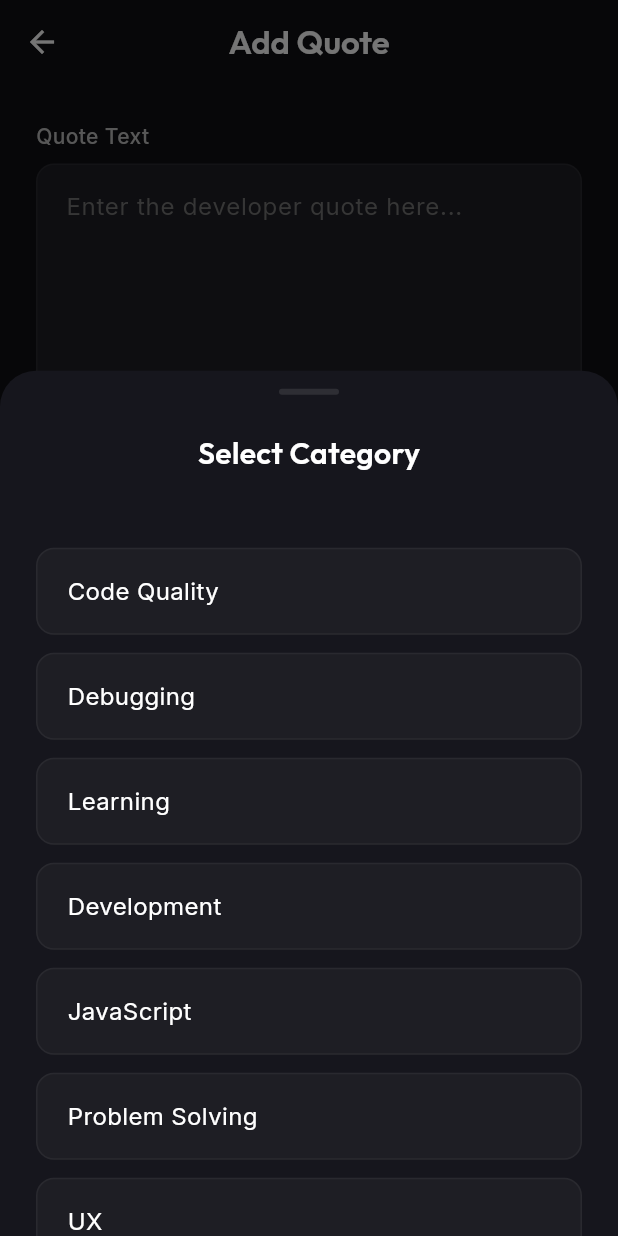
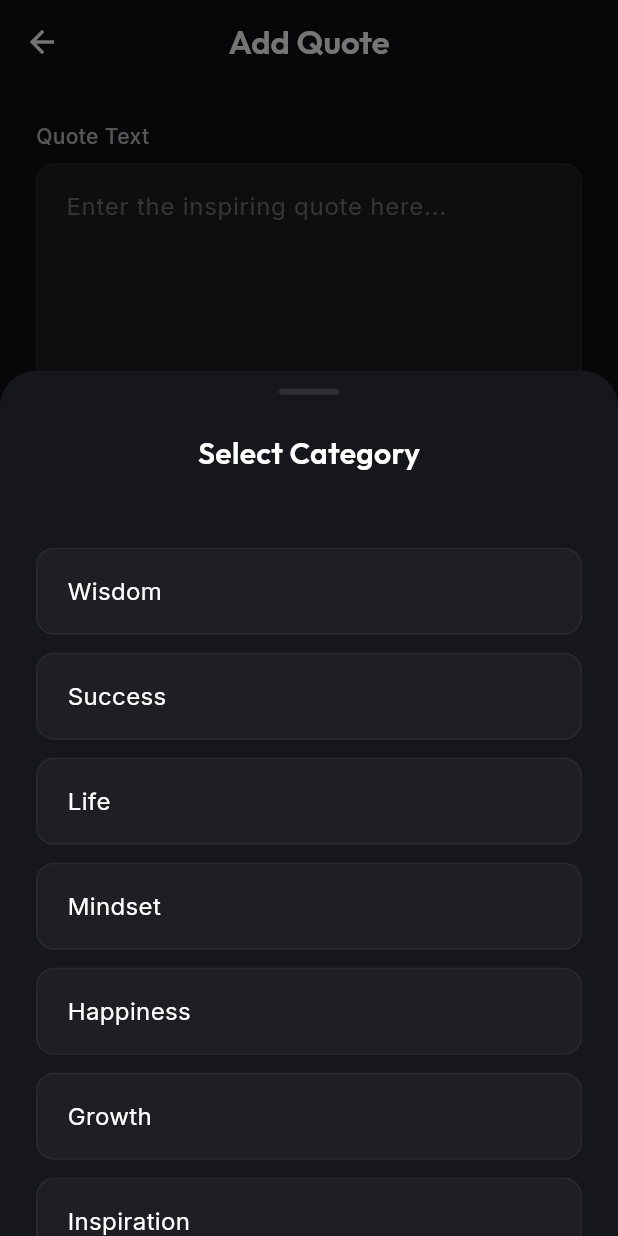
Before and after one commit to devaxissolutions/P11667, a Flutter app: the AddQuoteScreen screen opened by its route, after a tap on "Select Category", on a phone screen of 412 x 824 dp. Run offline on Flutter 3.47's test engine with Material 3 defaults, Android fonts, the phone set to English and light mode, and no system bars; our stand-ins replace cloud_firestore, connectivity_plus, dio, equatable, firebase_auth, firebase_core and 13 more; missing offline and left inert: firebase_performance; accounts and stored records are empty; network calls fail.

Commit message:
feat: broaden app appeal with universal quote categories and branding consistency (v1.2.0)

```diff
--- a/lib/core/utils/seed_data.dart
+++ b/lib/core/utils/seed_data.dart
@@ -9,14 +9,14 @@ Future<void> seedQuotes() async {
       'quoteText':
           'Code is like humor. When you have to explain it, it\'s bad.',
       'author': 'Cory House',
-      'category': 'Code Quality',
+      'category': 'Wisdom',
       'userId': 'system',
       'timestamp': FieldValue.serverTimestamp(),
     },
     {
       'quoteText': 'First, solve the problem. Then, write the code.',
       'author': 'John Johnson',
-      'category': 'Problem Solving',
+      'category': 'Productivity',
       'userId': 'system',
       'timestamp': FieldValue.serverTimestamp(),
     },
@@ -24,14 +24,14 @@ Future<void> seedQuotes() async {
       'quoteText':
           'Any fool can write code that a computer can understand. Good programmers write code that humans can understand.',
       'author': 'Martin Fowler',
-      'category': 'Code Quality',
+      'category': 'Wisdom',
       'userId': 'system',
       'timestamp': FieldValue.serverTimestamp(),
     },
     {
       'quoteText': 'The best error message is the one that never shows up.',
       'author': 'Thomas Fuchs',
-      'category': 'UX',
+      'category': 'Productivity',
       'userId': 'system',
       'timestamp': FieldValue.serverTimestamp(),
     },
@@ -39,14 +39,14 @@ Future<void> seedQuotes() async {
       'quoteText':
           'Walking on water and developing software from a specification are easy if both are frozen.',
       'author': 'Edward V. Berard',
-      'category': 'Development',
+      'category': 'Mindset',
       'userId': 'system',
       'timestamp': FieldValue.serverTimestamp(),
     },
     {
       'quoteText': 'It\'s not a bug - it\'s an undocumented feature.',
       'author': 'Anonymous',
-      'category': 'Debugging',
+      'category': 'Productivity',
       'userId': 'system',
       'timestamp': FieldValue.serverTimestamp(),
     },
@@ -54,7 +54,7 @@ Future<void> seedQuotes() async {
       'quoteText':
           'Programming isn\'t about what you know; it\'s about what you can figure out.',
       'author': 'Chris Pine',
-      'category': 'Learning',
+      'category': 'Growth',
       'userId': 'system',
       'timestamp': FieldValue.serverTimestamp(),
     },
@@ -62,21 +62,21 @@ Future<void> seedQuotes() async {
       'quoteText':
           'The only way to learn a new programming language is by writing programs in it.',
       'author': 'Dennis Ritchie',
-      'category': 'Learning',
+      'category': 'Growth',
       'userId': 'system',
       'timestamp': FieldValue.serverTimestamp(),
     },
     {
       'quoteText': 'Simplicity is the soul of efficiency.',
       'author': 'Austin Freeman',
-      'category': 'Code Quality',
+      'category': 'Wisdom',
       'userId': 'system',
       'timestamp': FieldValue.serverTimestamp(),
     },
     {
       'quoteText': 'Make it work, make it right, make it fast.',
       'author': 'Kent Beck',
-      'category': 'Development',
+      'category': 'Mindset',
       'userId': 'system',
       'timestamp': FieldValue.serverTimestamp(),
     },
@@ -92,7 +92,7 @@ Future<void> seedQuotes() async {
       'quoteText':
           'Debugging is twice as hard as writing the code in the first place.',
       'author': 'Brian Kernighan',
-      'category': 'Debugging',
+      'category': 'Wisdom',
       'userId': 'system',
       'timestamp': FieldValue.serverTimestamp(),
     },
@@ -100,14 +100,14 @@ Future<void> seedQuotes() async {
       'quoteText':
           'The most disastrous thing that you can ever learn is your first programming language.',
       'author': 'Alan Kay',
-      'category': 'Learning',
+      'category': 'Growth',
       'userId': 'system',
       'timestamp': FieldValue.serverTimestamp(),
     },
     {
       'quoteText': 'Deleted code is debugged code.',
       'author': 'Jeff Sickel',
-      'category': 'Code Quality',
+      'category': 'Wisdom',
       'userId': 'system',
       'timestamp': FieldValue.serverTimestamp(),
     },
@@ -115,21 +115,21 @@ Future<void> seedQuotes() async {
       'quoteText':
           'There are two ways to write error-free programs; only the third one works.',
       'author': 'Alan J. Perlis',
-      'category': 'Debugging',
+      'category': 'Mindset',
       'userId': 'system',
       'timestamp': FieldValue.serverTimestamp(),
     },
     {
       'quoteText': 'Talk is cheap. Show me the code.',
       'author': 'Linus Torvalds',
-      'category': 'Development',
+      'category': 'Mindset',
       'userId': 'system',
       'timestamp': FieldValue.serverTimestamp(),
     },
     {
       'quoteText': 'Experience is the name everyone gives to their mistakes.',
       'author': 'Oscar Wilde',
-      'category': 'Learning',
+      'category': 'Growth',
       'userId': 'system',
       'timestamp': FieldValue.serverTimestamp(),
     },
@@ -137,14 +137,14 @@ Future<void> seedQuotes() async {
       'quoteText':
           'In order to be irreplaceable, one must always be different.',
       'author': 'Coco Chanel',
-      'category': 'Innovation',
+      'category': 'Inspiration',
       'userId': 'system',
       'timestamp': FieldValue.serverTimestamp(),
     },
     {
       'quoteText': 'Java is to JavaScript what car is to carpet.',
       'author': 'Chris Heilmann',
-      'category': 'JavaScript',
+      'category': 'Success',
       'userId': 'system',
       'timestamp': FieldValue.serverTimestamp(),
     },
@@ -152,7 +152,7 @@ Future<void> seedQuotes() async {
       'quoteText':
           'Software is a great combination between artistry and engineering.',
       'author': 'Bill Gates',
-      'category': 'Development',
+      'category': 'Mindset',
       'userId': 'system',
       'timestamp': FieldValue.serverTimestamp(),
     },
@@ -173,15 +173,25 @@ Future<void> seedQuotes() async {
 Future<void> seedCategories() async {
   final firestore = FirebaseFirestore.instance;
 
+  // Clear existing categories first to ensure we have the new ones
+  final existing = await firestore.collection('categories').get();
+  if (existing.docs.isNotEmpty) {
+    final deleteBatch = firestore.batch();
+    for (var doc in existing.docs) {
+      deleteBatch.delete(doc.reference);
+    }
+    await deleteBatch.commit();
+  }
+
   final categories = [
-    {'name': 'Code Quality', 'icon': 'code', 'color': '8B5CF6'},
-    {'name': 'Debugging', 'icon': 'bug_report', 'color': 'EF4444'},
-    {'name': 'Learning', 'icon': 'school', 'color': '3B82F6'},
-    {'name': 'Development', 'icon': 'construction', 'color': 'F59E0B'},
-    {'name': 'JavaScript', 'icon': 'javascript', 'color': 'F7DF1E'},
-    {'name': 'Problem Solving', 'icon': 'psychology', 'color': '10B981'},
-    {'name': 'UX', 'icon': 'design_services', 'color': 'EC4899'},
-    {'name': 'Innovation', 'icon': 'lightbulb', 'color': 'FBBF24'},
+    {'name': 'Wisdom', 'icon': 'psychology', 'color': '8B5CF6'},
+    {'name': 'Success', 'icon': 'trending_up', 'color': 'EF4444'},
+    {'name': 'Life', 'icon': 'favorite', 'color': '3B82F6'},
+    {'name': 'Mindset', 'icon': 'lightbulb', 'color': 'F59E0B'},
+    {'name': 'Happiness', 'icon': 'sentiment_very_satisfied', 'color': 'F7DF1E'},
+    {'name': 'Growth', 'icon': 'auto_graph', 'color': '10B981'},
+    {'name': 'Inspiration', 'icon': 'auto_awesome', 'color': 'EC4899'},
+    {'name': 'Productivity', 'icon': 'shutter_speed', 'color': 'FBBF24'},
   ];
 
   final batch = firestore.batch();
--- a/lib/data/repositories/impl/category_repository_impl.dart
+++ b/lib/data/repositories/impl/category_repository_impl.dart
@@ -21,18 +21,28 @@ class CategoryRepositoryImpl implements CategoryRepository {
         // User said "Fetch predefined categories".
         // If Firestore is empty, maybe we should return some defaults?
         return const Success([
-          Category(id: '1', name: 'Programming'),
-          Category(id: '2', name: 'Life'),
-          Category(id: '3', name: 'Motivation'),
+          Category(id: '1', name: 'Wisdom'),
+          Category(id: '2', name: 'Success'),
+          Category(id: '3', name: 'Life'),
+          Category(id: '4', name: 'Mindset'),
+          Category(id: '5', name: 'Happiness'),
+          Category(id: '6', name: 'Growth'),
+          Category(id: '7', name: 'Inspiration'),
+          Category(id: '8', name: 'Productivity'),
         ]);
       }
       return Success(dtos.map((dto) => CategoryMapper.toDomain(dto)).toList());
     } catch (e) {
       // Fallback on error
       return const Success([
-        Category(id: '1', name: 'Programming'),
-        Category(id: '2', name: 'Life'),
-        Category(id: '3', name: 'Motivation'),
+        Category(id: '1', name: 'Wisdom'),
+        Category(id: '2', name: 'Success'),
+        Category(id: '3', name: 'Life'),
+        Category(id: '4', name: 'Mindset'),
+        Category(id: '5', name: 'Happiness'),
+        Category(id: '6', name: 'Growth'),
+        Category(id: '7', name: 'Inspiration'),
+        Category(id: '8', name: 'Productivity'),
       ]);
     }
   }
--- a/lib/features/home/presentation/screens/home_screen.dart
+++ b/lib/features/home/presentation/screens/home_screen.dart
@@ -99,7 +99,7 @@ class HomeScreen extends ConsumerWidget {
   }
 
   Widget _buildHeader(BuildContext context, AsyncValue<AuthState> authAsync) {
-    String greeting = "Hello, Developer";
+    String greeting = "Hello, Wise Soul";
     String? avatarUrl;
 
     if (authAsync.value is AuthAuthenticated) {
--- a/lib/features/onboarding/screens/topic_selection_screen.dart
+++ b/lib/features/onboarding/screens/topic_selection_screen.dart
@@ -21,15 +21,15 @@ class TopicSelectionScreen extends ConsumerWidget {
   });
 
   static const List<String> topics = [
+    'Wisdom',
+    'Success',
+    'Life',
+    'Motivation',
+    'Mindset',
+    'Happiness',
+    'Growth',
+    'Inspiration',
     'Productivity',
-    'Motivation',
-    'Technical',
-    'Leadership',
-    'Humor',
-    'Career',
-    'Design',
-    'Software Craft',
-    'Agile',
   ];
 
   @override
--- a/lib/features/settings/presentation/screens/add_quote/add_quote_screen.dart
+++ b/lib/features/settings/presentation/screens/add_quote/add_quote_screen.dart
@@ -160,7 +160,7 @@ class _AddQuoteScreenState extends ConsumerState<AddQuoteScreen> {
               maxLines: 5,
               style: GoogleFonts.inter(color: Colors.white),
               decoration: _buildInputDecoration(
-                'Enter the developer quote here...',
+                'Enter the inspiring quote here...',
               ),
             ),
             const SizedBox(height: 24),
--- a/pubspec.yaml
+++ b/pubspec.yaml
@@ -16,7 +16,7 @@ publish_to: 'none' # Remove this line if you wish to publish to pub.dev
 # https://developer.apple.com/library/archive/documentation/General/Reference/InfoPlistKeyReference/Articles/CoreFoundationKeys.html
 # In Windows, build-name is used as the major, minor, and patch parts
 # of the product and file versions while build-number is used as the build suffix.
-version: 1.1.0+4
+version: 1.2.0+5
 
 environment:
   sdk: ^3.9.0
```
Also changed, not shown: lib/main.dart (+15 -7 lines), 2 other files.
